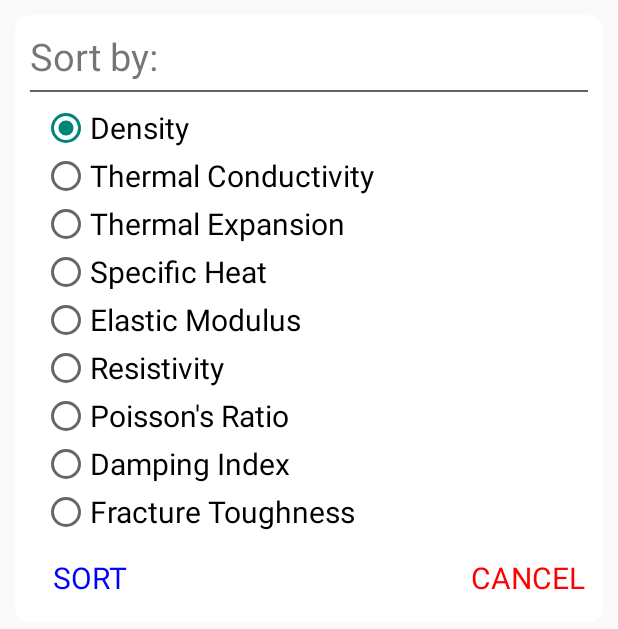
After one commit to zjnsill/Primary, an Android app: the layout sort_select_dialog.xml on its own in the app's theme, with its tools: preview values and no code run, on a phone screen of 412 x 824 dp. The commit adds this screen. Shown: the top 629 px of the screen. Run offline under Robolectric (Android 15) with nearby library versions, the phone set to English and light mode, and no system bars.

Commit message:
sort alloys
Not finished

```diff
--- a/app/build.gradle
+++ b/app/build.gradle
@@ -39,4 +39,5 @@ dependencies {
     implementation 'com.android.support:design:27.1.1'
     implementation 'com.android.support:support-annotations:22.0.0'
     implementation 'com.squareup.okhttp3:okhttp:3.11.0'
+    implementation 'com.github.PhilJay:MPAndroidChart:v3.0.3'
 }
--- a/app/src/main/java/com/psi/shen/primary/SearchResults.java
+++ b/app/src/main/java/com/psi/shen/primary/SearchResults.java
@@ -135,6 +135,7 @@ public class SearchResults extends AppCompatActivity {
             @Override
             public void rightListener() {
                 Intent sortIntent = new Intent(SearchResults.this, SortAlloys.class);
+                sortIntent.putExtra("resultsArray", resultsArray);
                 startActivity(sortIntent);
             }
         });
--- /dev/null
+++ b/app/src/main/res/layout/sort_select_dialog.xml
@@ -0,0 +1,153 @@
+<?xml version="1.0" encoding="utf-8"?>
+<LinearLayout xmlns:android="http://schemas.android.com/apk/res/android"
+    android:layout_width="match_parent"
+    android:layout_height="wrap_content"
+    android:background="#00FFFFFF"
+    android:orientation="vertical">
+
+    <LinearLayout
+        android:layout_width="match_parent"
+        android:layout_height="wrap_content"
+        android:layout_margin="10dp"
+        android:layout_weight="1"
+        android:background="@drawable/round_rect"
+        android:orientation="vertical">
+
+        <TextView
+            android:layout_width="wrap_content"
+            android:layout_height="wrap_content"
+            android:textSize="25dp"
+            android:text="Sort by: "/>
+
+        <TextView
+            android:layout_width="match_parent"
+            android:layout_height="1dp"
+            android:layout_weight="1"
+            android:layout_marginTop="5dp"
+            android:background="#616161" />
+
+        <ScrollView
+            android:layout_width="match_parent"
+            android:layout_height="wrap_content"
+            android:layout_margin="8dp"
+            android:layout_weight="1"
+            android:orientation="vertical">
+
+            <RadioGroup
+                android:id="@+id/SortRG"
+                android:layout_width="wrap_content"
+                android:layout_height="wrap_content">
+
+                <RadioButton
+                    android:id="@+id/DensityRB"
+                    android:layout_width="wrap_content"
+                    android:layout_height="wrap_content"
+                    android:checked="true"
+                    android:textSize="20dp"
+                    android:text="Density"/>
+
+                <RadioButton
+                    android:id="@+id/ThermalConRB"
+                    android:layout_width="wrap_content"
+                    android:layout_height="wrap_content"
+                    android:textSize="20dp"
+                    android:text="Thermal Conductivity"/>
+
+                <RadioButton
+                    android:id="@+id/ThermalExpanRB"
+                    android:layout_width="wrap_content"
+                    android:layout_height="wrap_content"
+                    android:textSize="20dp"
+                    android:text="Thermal Expansion"/>
+
+                <RadioButton
+                    android:id="@+id/SpecificHeatRB"
+                    android:layout_width="wrap_content"
+                    android:layout_height="wrap_content"
+                    android:textSize="20dp"
+                    android:text="Specific Heat"/>
+
+                <RadioButton
+                    android:id="@+id/ElasticModuRB"
+                    android:layout_width="wrap_content"
+                    android:layout_height="wrap_content"
+                    android:textSize="20dp"
+                    android:text="Elastic Modulus"/>
+
+                <RadioButton
+                    android:id="@+id/ResistivityRB"
+                    android:layout_width="wrap_content"
+                    android:layout_height="wrap_content"
+                    android:textSize="20dp"
+                    android:text="Resistivity"/>
+
+                <RadioButton
+                    android:id="@+id/PoissonsRatioRB"
+                    android:layout_width="wrap_content"
+                    android:layout_height="wrap_content"
+                    android:textSize="20dp"
+                    android:text="Poisson's Ratio"/>
+
+                <RadioButton
+                    android:id="@+id/DampingIndexRB"
+                    android:layout_width="wrap_content"
+                    android:layout_height="wrap_content"
+                    android:textSize="20dp"
+                    android:text="Damping Index"/>
+
+                <RadioButton
+                    android:id="@+id/FractureToughnessRB"
+                    android:layout_width="wrap_content"
+                    android:layout_height="wrap_content"
+                    android:textSize="20dp"
+                    android:text="Fracture Toughness"/>
+
+            </RadioGroup>
+
+        </ScrollView>
+
+        <RelativeLayout
+            android:layout_width="match_parent"
+            android:layout_height="wrap_content">
+
+            <RelativeLayout
+                android:id="@+id/SortRL"
+                android:layout_width="80dp"
+                android:layout_height="40dp"
+                android:layout_centerVertical="true"
+                android:layout_alignParentLeft="true">
+
+                <TextView
+                    android:layout_width="wrap_content"
+                    android:layout_height="wrap_content"
+                    android:layout_centerInParent="true"
+                    android:background="#FFFFFF"
+                    android:textSize="20dp"
+                    android:textColor="#0000FF"
+                    android:text="SORT"/>
+
+            </RelativeLayout>
+
+            <RelativeLayout
+                android:id="@+id/CancelRL"
+                android:layout_width="80dp"
+                android:layout_height="40dp"
+                android:layout_centerVertical="true"
+                android:layout_alignParentRight="true">
+
+                <TextView
+                    android:layout_width="wrap_content"
+                    android:layout_height="wrap_content"
+                    android:layout_centerInParent="true"
+                    android:background="#FFFFFF"
+                    android:textSize="20dp"
+                    android:textColor="#FF0000"
+                    android:text="CANCEL"/>
+
+            </RelativeLayout>
+
+        </RelativeLayout>
+
+    </LinearLayout>
+
+</LinearLayout>
--- a/build.gradle
+++ b/build.gradle
@@ -19,6 +19,7 @@ allprojects {
     repositories {
         google()
         jcenter()
+        maven { url 'https://jitpack.io' }
     }
 }
 
```
Also changed, not shown: app/src/main/java/com/psi/shen/primary/SortAlloys.java (+202 -0 lines), app/src/main/res/layout/activity_sort_alloys.xml (+73 -0 lines).
